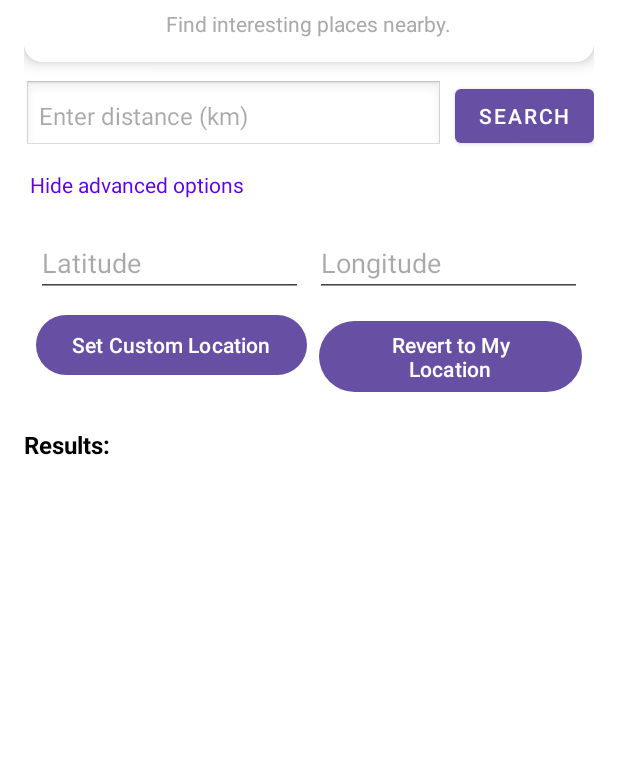
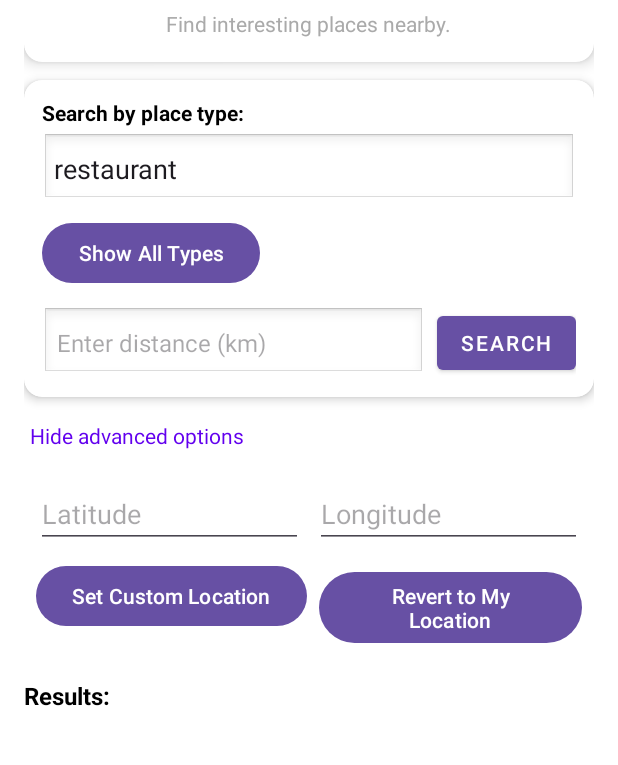
Before and after one commit to ST10394807/CureMyBordem, an Android app: the screen it shows after launch (MainActivity), after a tap on "Advanced: Enter custom latitude/longitud", on a phone screen of 412 x 824 dp, the part 97-862 px from its top. Run offline under Robolectric (Android 15) with nearby library versions, the phone set to English and light mode, and no system bars.

Commit message:
FULL FEATURES

```diff
--- a/app/src/main/java/com/example/curemybordem/MainActivity.kt
+++ b/app/src/main/java/com/example/curemybordem/MainActivity.kt
@@ -5,10 +5,8 @@ import android.content.pm.PackageManager
 import android.os.Bundle
 import android.util.Log
 import android.view.View
-import android.widget.Button
-import android.widget.EditText
-import android.widget.TextView
-import android.widget.Toast
+import android.widget.*
+import androidx.appcompat.app.AlertDialog
 import androidx.appcompat.app.AppCompatActivity
 import androidx.core.app.ActivityCompat
 import androidx.core.content.ContextCompat
@@ -21,20 +19,24 @@ import retrofit2.Call
 import retrofit2.Callback
 import retrofit2.Response
 import retrofit2.Retrofit
+import retrofit2.converter.gson.GsonConverterFactory
 import kotlin.math.*
-
-import retrofit2.converter.gson.GsonConverterFactory
 
 class MainActivity : AppCompatActivity() {
 
     private lateinit var apiService: PlacesApiServiceNew
     private lateinit var placesAdapter: PlacesAdapter
+    private lateinit var progressBar: ProgressBar
     private val apiKey = BuildConfig.MAPS_API_KEY
     private val tag = "AppDebug"
 
     // Track user location for distance calc
     private var currentLat: Double? = null
     private var currentLng: Double? = null
+    private var currentPlaces: List<Place> = emptyList()
+
+    // Track selected type
+    private var selectedType: String = "restaurant"
 
     override fun onCreate(savedInstanceState: Bundle?) {
         super.onCreate(savedInstanceState)
@@ -48,16 +50,21 @@ class MainActivity : AppCompatActivity() {
 
         setupRetrofit()
         setupRecyclerView()
+        setupTypeDropdown()
+
+        progressBar = findViewById(R.id.progressBar)
 
         val searchButton = findViewById<Button>(R.id.searchButton)
         val distanceInput = findViewById<EditText>(R.id.distanceInput)
         val latInput = findViewById<EditText>(R.id.latInput)
         val lngInput = findViewById<EditText>(R.id.lngInput)
-
-        // Toggle advanced section
         val toggleAdvanced = findViewById<TextView>(R.id.toggleAdvanced)
         val advancedLayout = findViewById<View>(R.id.advancedLayout)
+        val btnSetLocation = findViewById<Button>(R.id.btnSetLocation)
+        val btnRevertLocation = findViewById<Button>(R.id.btnRevertLocation)
+        val btnShowAllTypes = findViewById<Button>(R.id.btnShowAllTypes)
 
+        // Toggle advanced inputs
         toggleAdvanced.setOnClickListener {
             if (advancedLayout.visibility == View.GONE) {
                 advancedLayout.visibility = View.VISIBLE
@@ -68,52 +75,10 @@ class MainActivity : AppCompatActivity() {
             }
         }
 
-        searchButton.setOnClickListener {
-            Log.d(tag, "Search button clicked")
-
-            val distanceKm = distanceInput.text.toString().toDoubleOrNull()
-            if (distanceKm == null) {
-                Toast.makeText(this, "Enter distance in km", Toast.LENGTH_SHORT).show()
-                return@setOnClickListener
-            }
-            val radiusMeters = distanceKm * 1000
-
-            // If user entered custom lat/lng, use it
-            val latText = latInput.text.toString()
-            val lngText = lngInput.text.toString()
-            if (latText.isNotBlank() && lngText.isNotBlank()) {
-                val lat = latText.toDoubleOrNull()
-                val lng = lngText.toDoubleOrNull()
-                if (lat != null && lng != null) {
-                    Log.i(tag, "Using custom lat/lng: $lat,$lng")
-                    currentLat = lat
-                    currentLng = lng
-                    makeNearbySearchRequest(
-                        NearbySearchRequest(
-                            includedTypes = listOf("restaurant"),
-                            maxResultCount = 10,
-                            locationRestriction = LocationRestriction(
-                                Circle(LatLng(lat, lng), radiusMeters)
-                            )
-                        )
-                    )
-                    return@setOnClickListener
-                }
-            }
-
-            // Otherwise, use current GPS location
-            checkPermissionsAndFetchLocation(radiusMeters)
-        }
-
-        val btnSetLocation = findViewById<Button>(R.id.btnSetLocation)
-        val btnRevertLocation = findViewById<Button>(R.id.btnRevertLocation)
-
+        // Set custom location
         btnSetLocation.setOnClickListener {
-            val latText = latInput.text.toString()
-            val lngText = lngInput.text.toString()
-            val lat = latText.toDoubleOrNull()
-            val lng = lngText.toDoubleOrNull()
-
+            val lat = latInput.text.toString().toDoubleOrNull()
+            val lng = lngInput.text.toString().toDoubleOrNull()
             if (lat != null && lng != null) {
                 currentLat = lat
                 currentLng = lng
@@ -123,6 +88,7 @@ class MainActivity : AppCompatActivity() {
             }
         }
 
+        // Revert to GPS
         btnRevertLocation.setOnClickListener {
             latInput.text.clear()
             lngInput.text.clear()
@@ -131,6 +97,34 @@ class MainActivity : AppCompatActivity() {
             Toast.makeText(this, "Reverted to GPS location", Toast.LENGTH_SHORT).show()
         }
 
+        // Search button
+        searchButton.setOnClickListener {
+            val distanceKm = distanceInput.text.toString().toDoubleOrNull()
+            if (distanceKm == null) {
+                Toast.makeText(this, "Enter distance in km", Toast.LENGTH_SHORT).show()
+                return@setOnClickListener
+            }
+            val radiusMeters = distanceKm * 1000
+
+            if (currentLat != null && currentLng != null) {
+                makeNearbySearchRequest(
+                    NearbySearchRequest(
+                        includedTypes = listOf(selectedType),
+                        maxResultCount = 10,
+                        locationRestriction = LocationRestriction(
+                            Circle(LatLng(currentLat!!, currentLng!!), radiusMeters)
+                        )
+                    )
+                )
+            } else {
+                checkPermissionsAndFetchLocation(radiusMeters)
+            }
+        }
+
+        // Show all place types
+        btnShowAllTypes.setOnClickListener {
+            showTypesPopup()
+        }
     }
 
     /** Setup RecyclerView */
@@ -142,6 +136,51 @@ class MainActivity : AppCompatActivity() {
         Log.d(tag, "RecyclerView initialized")
     }
 
+    /** Setup type dropdown */
+    private fun setupTypeDropdown() {
+        val typeInput = findViewById<AutoCompleteTextView>(R.id.typeAutoComplete)
+
+        val placeTypes = listOf(
+            // Food & Drink
+            "restaurant", "cafe", "bar", "bakery", "supermarket", "meal_takeaway", "fast_food",
+            "food", "grocery_or_supermarket",
+
+            // Shopping
+            "shopping_mall", "store", "clothing_store", "shoe_store", "book_store", "convenience_store",
+            "electronics_store", "furniture_store", "jewelry_store", "department_store",
+
+            // Health & Wellness
+            "pharmacy", "hospital", "doctor", "dentist", "veterinary_care", "health",
+
+            // Education
+            "school", "university", "library",
+
+            // Leisure & Entertainment
+            "gym", "park", "museum", "art_gallery", "stadium", "zoo", "aquarium",
+            "amusement_park", "movie_theater", "night_club", "tourist_attraction",
+
+            // Travel & Transport
+            "train_station", "bus_station", "subway_station", "airport", "taxi_stand", "transit_station",
+
+            // Lodging
+            "hotel", "lodging", "campground", "rv_park",
+
+            // Services
+            "atm", "bank", "post_office", "gas_station", "car_rental", "car_repair",
+            "car_wash", "parking", "police", "fire_station"
+        )
+
+
+        val adapter = ArrayAdapter(this, android.R.layout.simple_dropdown_item_1line, placeTypes)
+        typeInput.setAdapter(adapter)
+        typeInput.setText(selectedType, false)
+
+        typeInput.setOnItemClickListener { _, _, position, _ ->
+            selectedType = placeTypes[position]
+            Log.i(tag, "Selected type: $selectedType")
+        }
+    }
+
     /** Configure Retrofit */
     private fun setupRetrofit() {
         val logging = HttpLoggingInterceptor { msg -> Log.d("$tag-HTTP", msg) }
@@ -150,8 +189,7 @@ class MainActivity : AppCompatActivity() {
         val client = OkHttpClient.Builder()
             .addInterceptor(logging)
             .addInterceptor { chain ->
-                val original = chain.request()
-                val newRequest = original.newBuilder()
+                val newRequest = chain.request().newBuilder()
                     .addHeader("X-Goog-Api-Key", apiKey)
                     .addHeader("Content-Type", "application/json")
                     .addHeader(
@@ -159,7 +197,6 @@ class MainActivity : AppCompatActivity() {
                         "places.displayName,places.formattedAddress,places.types,places.location"
                     )
                     .build()
-                Log.d(tag, "Outgoing request: ${newRequest.method} ${newRequest.url}")
                 chain.proceed(newRequest)
             }
             .build()
@@ -176,15 +213,10 @@ class MainActivity : AppCompatActivity() {
 
     /** Check location permissions */
     private fun checkPermissionsAndFetchLocation(radius: Double) {
-        Log.d(tag, "Checking location permissions...")
         if (ContextCompat.checkSelfPermission(this, Manifest.permission.ACCESS_FINE_LOCATION)
             != PackageManager.PERMISSION_GRANTED
         ) {
-            ActivityCompat.requestPermissions(
-                this,
-                arrayOf(Manifest.permission.ACCESS_FINE_LOCATION),
-                1
-            )
+            ActivityCompat.requestPermissions(this, arrayOf(Manifest.permission.ACCESS_FINE_LOCATION), 1)
         } else {
             fetchUserLocation(radius)
         }
@@ -192,16 +224,14 @@ class MainActivity : AppCompatActivity() {
 
     /** Fetch user location */
     private fun fetchUserLocation(radius: Double) {
-        Log.d(tag, "fetchUserLocation() called")
         val fusedLocationClient = LocationServices.getFusedLocationProviderClient(this)
         fusedLocationClient.lastLocation.addOnSuccessListener { location ->
             if (location != null) {
                 currentLat = location.latitude
                 currentLng = location.longitude
-                Log.i(tag, "Got location: lat=$currentLat, lng=$currentLng, radius=$radius")
 
                 val request = NearbySearchRequest(
-                    includedTypes = listOf("restaurant"),
+                    includedTypes = listOf(selectedType),
                     maxResultCount = 10,
                     locationRestriction = LocationRestriction(
                         Circle(LatLng(currentLat!!, currentLng!!), radius)
@@ -211,62 +241,96 @@ class MainActivity : AppCompatActivity() {
             } else {
                 Log.e(tag, "Location is null")
             }
-        }.addOnFailureListener { e ->
-            Log.e(tag, "Failed to get location: ${e.message}", e)
         }
     }
 
     /** Make Places API request */
     private fun makeNearbySearchRequest(request: NearbySearchRequest) {
-        Log.d(tag, "Sending NearbySearchRequest...")
-
+        progressBar.visibility = View.VISIBLE // 👈 Show loading
         apiService.searchNearby(request).enqueue(object : Callback<NearbySearchResponse> {
             override fun onResponse(
                 call: Call<NearbySearchResponse>,
                 response: Response<NearbySearchResponse>
             ) {
-                Log.d(tag, "HTTP response received. Success=${response.isSuccessful}")
-
+                progressBar.visibility = View.GONE // 👈 Hide loading
                 if (response.isSuccessful) {
-                    val places = response.body()?.places
-                    if (places.isNullOrEmpty()) {
-                        Log.w(tag, "No places found.")
+                    val places = response.body()?.places ?: emptyList()
+                    if (places.isEmpty()) {
                         Toast.makeText(this@MainActivity, "No places found.", Toast.LENGTH_SHORT).show()
                     } else {
-                        Log.i(tag, "Places found: ${places.size}")
-                        // ✅ Sort places by distance if we have a reference point
-                        val sortedPlaces = if (currentLat != null && currentLng != null) {
-                            places.sortedBy { place ->
-                                place.location?.let {
-                                    haversine(currentLat!!, currentLng!!, it.latitude, it.longitude)
-                                } ?: Double.MAX_VALUE
+                        currentPlaces = if (currentLat != null && currentLng != null) {
+                            places.sortedBy { p ->
+                                p.location?.let { haversine(currentLat!!, currentLng!!, it.latitude, it.longitude) }
+                                    ?: Double.MAX_VALUE
                             }
-                        } else {
-                            places // no sorting if no location available
-                        }
+                        } else places
 
-                        placesAdapter = PlacesAdapter(sortedPlaces, currentLat, currentLng)
+                        placesAdapter = PlacesAdapter(currentPlaces, currentLat, currentLng)
                         findViewById<RecyclerView>(R.id.placesRecyclerView).adapter = placesAdapter
-
                     }
                 } else {
-                    val errorBody = response.errorBody()?.string()
-                    Log.e(tag, "API error: code=${response.code()}, body=$errorBody")
+                    Log.e(tag, "API error: ${response.code()} ${response.message()}")
                 }
             }
 
             override fun onFailure(call: Call<NearbySearchResponse>, t: Throwable) {
+                progressBar.visibility = View.GONE // 👈 Hide loading
                 Log.e(tag, "Network failure: ${t.message}", t)
             }
         })
     }
+
+    /** Show types in popup */
+    private fun showTypesPopup() {
+        val placeTypes = listOf(
+            // Food & Drink
+            "restaurant", "cafe", "bar", "bakery", "supermarket", "meal_takeaway", "fast_food",
+            "food", "grocery_or_supermarket",
+
+            // Shopping
+            "shopping_mall", "store", "clothing_store", "shoe_store", "book_store", "convenience_store",
+            "electronics_store", "furniture_store", "jewelry_store", "department_store",
+
+            // Health & Wellness
+            "pharmacy", "hospital", "doctor", "dentist", "veterinary_care", "health",
+
+            // Education
+            "school", "university", "library",
+
+            // Leisure & Entertainment
+            "gym", "park", "museum", "art_gallery", "stadium", "zoo", "aquarium",
+            "amusement_park", "movie_theater", "night_club", "tourist_attraction",
+
+            // Travel & Transport
+            "train_station", "bus_station", "subway_station", "airport", "taxi_stand", "transit_station",
+
+            // Lodging
+            "hotel", "lodging", "campground", "rv_park",
+
+            // Services
+            "atm", "bank", "post_office", "gas_station", "car_rental", "car_repair",
+            "car_wash", "parking", "police", "fire_station"
+        )
+
+
+        AlertDialog.Builder(this)
+            .setTitle("Available Place Types")
+            .setItems(placeTypes.toTypedArray()) { _, which ->
+                selectedType = placeTypes[which]
+                findViewById<AutoCompleteTextView>(R.id.typeAutoComplete).setText(selectedType, false)
+            }
+            .setPositiveButton("Close", null)
+            .show()
+    }
 }
 
+/** Distance helper */
 private fun haversine(lat1: Double, lon1: Double, lat2: Double, lon2: Double): Double {
-    val R = 6371 // Earth radius in km
+    val R = 6371
     val dLat = Math.toRadians(lat2 - lat1)
     val dLon = Math.toRadians(lon2 - lon1)
-    val a = sin(dLat / 2).pow(2.0) + cos(Math.toRadians(lat1)) *
-            cos(Math.toRadians(lat2)) * sin(dLon / 2).pow(2.0)
+    val a = sin(dLat / 2).pow(2.0) +
+            cos(Math.toRadians(lat1)) * cos(Math.toRadians(lat2)) *
+            sin(dLon / 2).pow(2.0)
     return R * 2 * atan2(sqrt(a), sqrt(1 - a))
 }
--- a/app/src/main/res/layout/activity_main.xml
+++ b/app/src/main/res/layout/activity_main.xml
@@ -7,7 +7,7 @@
     android:background="@android:color/white"
     android:padding="16dp">
 
-    <!-- Header Card -->
+    <!-- Header -->
     <androidx.cardview.widget.CardView
         android:layout_width="match_parent"
         android:layout_height="wrap_content"
@@ -43,13 +43,53 @@
         </LinearLayout>
     </androidx.cardview.widget.CardView>
 
-    <!-- Search controls -->
+    <!-- Search Controls -->
+    <androidx.cardview.widget.CardView
+        android:layout_width="match_parent"
+        android:layout_height="wrap_content"
+        android:layout_marginBottom="12dp"
+        app:cardCornerRadius="12dp"
+        app:cardElevation="4dp">
+
+        <LinearLayout
+            android:layout_width="match_parent"
+            android:layout_height="wrap_content"
+            android:orientation="vertical"
+            android:padding="12dp">
+
+            <!-- Place Type -->
+            <TextView
+                android:layout_width="match_parent"
+                android:layout_height="wrap_content"
+                android:text="Search by place type:"
+                android:textStyle="bold"
+                android:paddingBottom="4dp"
+                android:textColor="@android:color/black" />
+
+            <AutoCompleteTextView
+                android:id="@+id/typeAutoComplete"
+                android:layout_width="match_parent"
+                android:layout_height="wrap_content"
+                android:hint="Search place type"
+                android:inputType="text"
+                android:dropDownHeight="400dp"
+                android:padding="8dp"
+                android:background="@android:drawable/edit_text" />
+
+            <Button
+                android:id="@+id/btnShowAllTypes"
+                android:layout_width="wrap_content"
+                android:layout_height="wrap_content"
+                android:text="Show All Types"
+                android:layout_marginTop="8dp" />
+
+            <!-- Distance + Search Row -->
             <LinearLayout
                 android:layout_width="match_parent"
                 android:layout_height="wrap_content"
                 android:orientation="horizontal"
                 android:gravity="center_vertical"
-        android:layout_marginBottom="8dp">
+                android:layout_marginTop="12dp">
 
                 <EditText
                     android:id="@+id/distanceInput"
@@ -70,8 +110,10 @@
                     android:layout_marginStart="8dp"
                     android:text="Search" />
             </LinearLayout>
+        </LinearLayout>
+    </androidx.cardview.widget.CardView>
 
-    <!-- Toggle for advanced options -->
+    <!-- Advanced Options -->
     <TextView
         android:id="@+id/toggleAdvanced"
         android:layout_width="wrap_content"
@@ -83,7 +125,6 @@
         android:clickable="true"
         android:focusable="true" />
 
-    <!-- Advanced inputs (hidden by default) -->
     <LinearLayout
         android:id="@+id/advancedLayout"
         android:layout_width="match_parent"
@@ -93,7 +134,7 @@
         android:visibility="gone"
         android:padding="8dp">
 
-        <!-- Lat/Lng inputs -->
+        <!-- Lat/Lng Inputs -->
         <LinearLayout
             android:layout_width="match_parent"
             android:layout_height="wrap_content"
@@ -117,7 +158,7 @@
                 android:layout_marginStart="8dp" />
         </LinearLayout>
 
-        <!-- Action buttons -->
+        <!-- Action Buttons -->
         <LinearLayout
             android:layout_width="match_parent"
             android:layout_height="wrap_content"
@@ -139,11 +180,11 @@
         </LinearLayout>
     </LinearLayout>
 
-
-    <!-- Results label -->
+    <!-- Results -->
+    <!-- Results -->
     <TextView
         android:id="@+id/resultsText"
-        android:layout_width="match_parent"
+        android:layout_width="wrap_content"
         android:layout_height="wrap_content"
         android:text="Results:"
         android:textStyle="bold"
@@ -151,6 +192,16 @@
         android:paddingTop="16dp"
         android:paddingBottom="4dp"
         android:textColor="@android:color/black" />
+
+    <!-- ProgressBar -->
+    <ProgressBar
+        android:id="@+id/progressBar"
+        style="?android:attr/progressBarStyleLarge"
+        android:layout_width="wrap_content"
+        android:layout_height="wrap_content"
+        android:layout_gravity="center"
+        android:visibility="gone"
+        android:layout_marginBottom="12dp"/>
 
     <!-- RecyclerView -->
     <androidx.recyclerview.widget.RecyclerView
@@ -161,4 +212,5 @@
         android:clipToPadding="false"
         android:paddingBottom="8dp" />
 
+
 </LinearLayout>
```
Also changed, not shown: 1 other file. Lines whose indentation alone changed are shown as unchanged.
